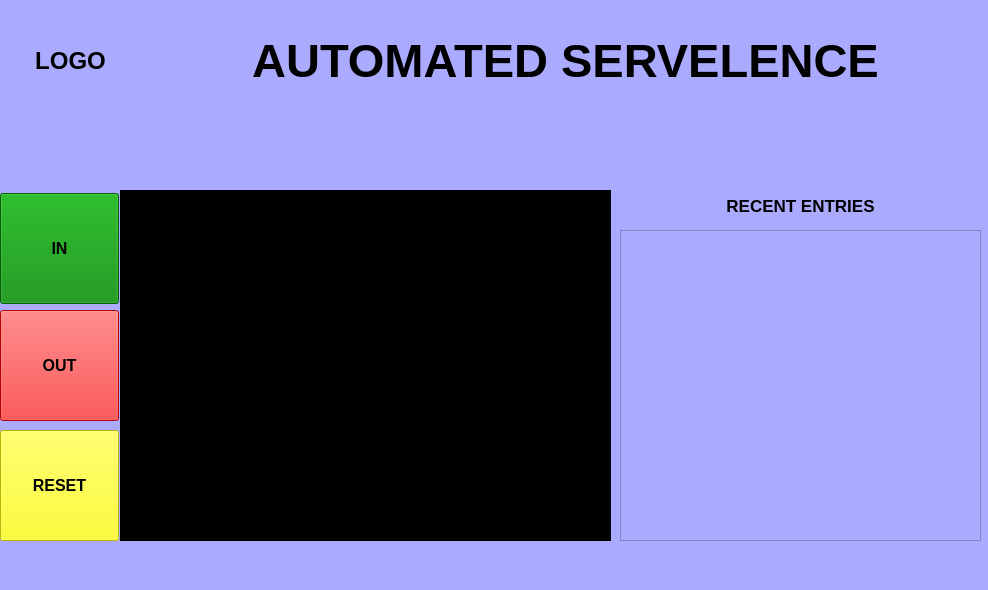
First picture: the form in idea.ui, repository DebasishDalei/Access, before the edit.
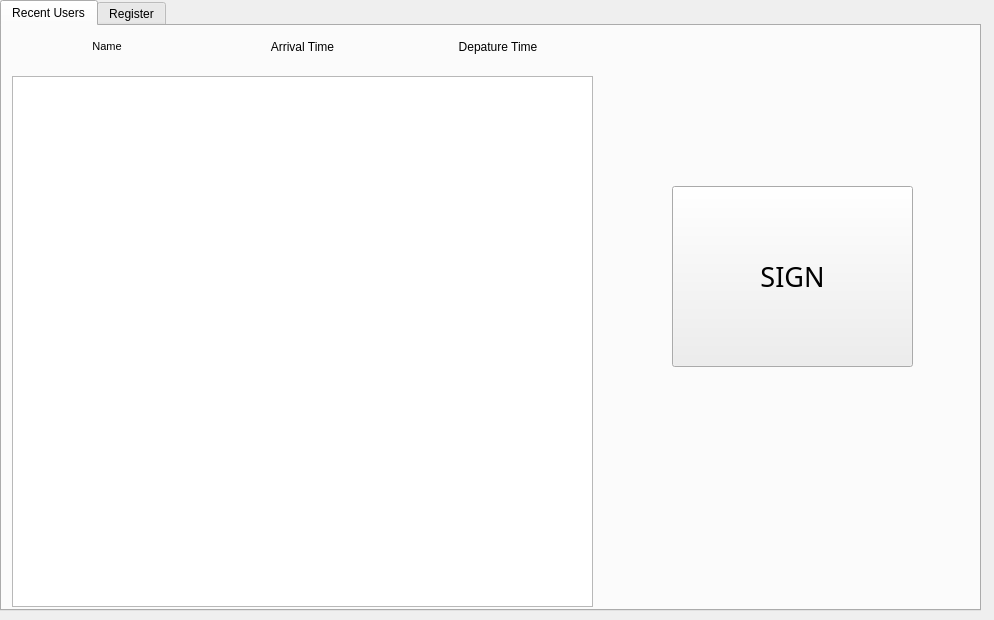
Second picture: the form after the edit.

The edit to the form file:
```diff
--- a/idea.ui
+++ b/idea.ui
@@ -6,8 +6,8 @@
    <rect>
     <x>0</x>
     <y>0</y>
-    <width>988</width>
-    <height>590</height>
+    <width>994</width>
+    <height>620</height>
    </rect>
   </property>
   <property name="cursor">
@@ -16,198 +16,197 @@
   <property name="windowTitle">
    <string>MainWindow</string>
   </property>
-  <property name="autoFillBackground">
-   <bool>false</bool>
-  </property>
-  <property name="styleSheet">
-   <string notr="true">background-color:rgb(170, 170, 255)</string>
-  </property>
   <widget class="QWidget" name="centralwidget">
+   <widget class="QTabWidget" name="tabs">
+    <property name="geometry">
+     <rect>
+      <x>0</x>
+      <y>0</y>
+      <width>981</width>
+      <height>611</height>
+     </rect>
+    </property>
+    <property name="toolTip">
+     <string>&lt;html&gt;&lt;head/&gt;&lt;body&gt;&lt;p&gt;&lt;br/&gt;&lt;/p&gt;&lt;/body&gt;&lt;/html&gt;</string>
+    </property>
+    <property name="currentIndex">
+     <number>0</number>
+    </property>
+    <widget class="QWidget" name="recent">
+     <attribute name="title">
+      <string>Recent Users</string>
+     </attribute>
+     <widget class="QWidget" name="horizontalLayoutWidget">
+      <property name="geometry">
+       <rect>
+        <x>10</x>
+        <y>0</y>
+        <width>581</width>
+        <height>41</height>
+       </rect>
+      </property>
+      <layout class="QHBoxLayout" name="horizontalLayout">
+       <item>
+        <widget class="QLabel" name="label_3">
+         <property name="font">
+          <font>
+           <pointsize>8</pointsize>
+           <weight>50</weight>
+           <bold>false</bold>
+          </font>
+         </property>
+         <property name="frameShadow">
+          <enum>QFrame::Plain</enum>
+         </property>
+         <property name="text">
+          <string>Name</string>
+         </property>
+         <property name="alignment">
+          <set>Qt::AlignCenter</set>
+         </property>
+        </widget>
+       </item>
+       <item>
+        <widget class="QLabel" name="label_2">
+         <property name="text">
+          <string>Arrival Time</string>
+         </property>
+         <property name="alignment">
+          <set>Qt::AlignCenter</set>
+         </property>
+        </widget>
+       </item>
+       <item>
    <widget class="QLabel" name="label">
+         <property name="text">
+          <string>Depature Time</string>
+         </property>
+         <property name="alignment">
+          <set>Qt::AlignCenter</set>
+         </property>
+        </widget>
+       </item>
+      </layout>
+     </widget>
+     <widget class="QPushButton" name="sign_button">
+      <property name="geometry">
+       <rect>
+        <x>670</x>
+        <y>160</y>
+        <width>241</width>
+        <height>181</height>
+       </rect>
+      </property>
+      <property name="font">
+       <font>
+        <family>Bahnschrift Light</family>
+        <pointsize>20</pointsize>
+       </font>
+      </property>
+      <property name="autoFillBackground">
+       <bool>false</bool>
+      </property>
+      <property name="styleSheet">
+       <string notr="true">background-color:rgb(238, 238, 238)</string>
+      </property>
+      <property name="text">
+       <string>SIGN</string>
+      </property>
+      <property name="checkable">
+       <bool>false</bool>
+      </property>
+     </widget>
+     <widget class="QListWidget" name="recent_list">
     <property name="geometry">
      <rect>
       <x>10</x>
-      <y>10</y>
+        <y>50</y>
+        <width>581</width>
+        <height>531</height>
+       </rect>
+      </property>
+     </widget>
+    </widget>
+    <widget class="QWidget" name="reg">
+     <attribute name="title">
+      <string>Register</string>
+     </attribute>
+     <widget class="QPushButton" name="save_button">
+      <property name="geometry">
+       <rect>
+        <x>420</x>
+        <y>330</y>
       <width>121</width>
-      <height>101</height>
-     </rect>
-    </property>
-    <property name="font">
-     <font>
-      <pointsize>18</pointsize>
-      <weight>75</weight>
-      <bold>true</bold>
-     </font>
-    </property>
+        <height>31</height>
+       </rect>
+      </property>
     <property name="text">
-     <string>LOGO</string>
-    </property>
-    <property name="alignment">
-     <set>Qt::AlignCenter</set>
-    </property>
-   </widget>
-   <widget class="QLabel" name="label_2">
+       <string>Save</string>
+      </property>
+     </widget>
+     <widget class="QPushButton" name="generate_button">
     <property name="geometry">
      <rect>
-      <x>160</x>
-      <y>10</y>
-      <width>811</width>
-      <height>101</height>
-     </rect>
-    </property>
-    <property name="font">
-     <font>
-      <pointsize>35</pointsize>
-      <weight>75</weight>
-      <bold>true</bold>
-     </font>
-    </property>
+        <x>360</x>
+        <y>250</y>
+        <width>251</width>
+        <height>31</height>
+       </rect>
+      </property>
     <property name="text">
-     <string>AUTOMATED SERVELENCE</string>
-    </property>
-    <property name="alignment">
-     <set>Qt::AlignCenter</set>
-    </property>
-   </widget>
-   <widget class="QLabel" name="display">
-    <property name="geometry">
-     <rect>
-      <x>120</x>
-      <y>190</y>
-      <width>491</width>
-      <height>351</height>
-     </rect>
-    </property>
-    <property name="styleSheet">
-     <string notr="true">background-color:rgb(0, 0, 0)</string>
-    </property>
-    <property name="text">
-     <string/>
-    </property>
-   </widget>
-   <widget class="QListView" name="recent">
-    <property name="geometry">
-     <rect>
-      <x>620</x>
-      <y>230</y>
-      <width>361</width>
-      <height>311</height>
-     </rect>
+       <string>Generate QR</string>
     </property>
    </widget>
    <widget class="QLabel" name="label_4">
     <property name="geometry">
      <rect>
-      <x>620</x>
-      <y>190</y>
-      <width>361</width>
-      <height>31</height>
+        <x>280</x>
+        <y>80</y>
+        <width>389</width>
+        <height>108</height>
      </rect>
     </property>
     <property name="font">
      <font>
+        <family>Calibri</family>
       <pointsize>13</pointsize>
-      <weight>75</weight>
-      <bold>true</bold>
+        <weight>50</weight>
+        <bold>false</bold>
      </font>
     </property>
     <property name="text">
-     <string>RECENT ENTRIES</string>
+       <string>Employee ID</string>
     </property>
     <property name="alignment">
      <set>Qt::AlignCenter</set>
     </property>
    </widget>
-   <widget class="QPushButton" name="get_in">
+     <widget class="QLineEdit" name="eid_textbox">
     <property name="geometry">
      <rect>
-      <x>0</x>
-      <y>193</y>
-      <width>119</width>
-      <height>111</height>
-     </rect>
-    </property>
-    <property name="font">
-     <font>
-      <pointsize>12</pointsize>
-      <weight>75</weight>
-      <bold>true</bold>
-     </font>
-    </property>
-    <property name="cursor">
-     <cursorShape>PointingHandCursor</cursorShape>
-    </property>
-    <property name="styleSheet">
-     <string notr="true">background-color:rgb(0, 136, 0)</string>
-    </property>
-    <property name="text">
-     <string>IN</string>
-    </property>
-   </widget>
-   <widget class="QPushButton" name="get_out">
+        <x>290</x>
+        <y>200</y>
+        <width>389</width>
+        <height>24</height>
+       </rect>
+      </property>
+     </widget>
+     <widget class="QLabel" name="label_5">
     <property name="geometry">
      <rect>
-      <x>0</x>
-      <y>310</y>
-      <width>119</width>
-      <height>111</height>
-     </rect>
-    </property>
-    <property name="font">
-     <font>
-      <pointsize>12</pointsize>
-      <weight>75</weight>
-      <bold>true</bold>
-     </font>
-    </property>
-    <property name="cursor">
-     <cursorShape>PointingHandCursor</cursorShape>
-    </property>
-    <property name="styleSheet">
-     <string notr="true">background-color:rgb(255, 0, 0)</string>
-    </property>
+        <x>340</x>
+        <y>300</y>
+        <width>281</width>
+        <height>20</height>
+       </rect>
+      </property>
     <property name="text">
-     <string>OUT</string>
-    </property>
-   </widget>
-   <widget class="QPushButton" name="reset">
-    <property name="geometry">
-     <rect>
-      <x>0</x>
-      <y>430</y>
-      <width>119</width>
-      <height>111</height>
-     </rect>
-    </property>
-    <property name="font">
-     <font>
-      <pointsize>12</pointsize>
-      <weight>75</weight>
-      <bold>true</bold>
-     </font>
-    </property>
-    <property name="cursor">
-     <cursorShape>PointingHandCursor</cursorShape>
-    </property>
-    <property name="styleSheet">
-     <string notr="true">background-color:rgb(255, 255, 0)</string>
-    </property>
-    <property name="text">
-     <string>RESET</string>
-    </property>
-   </widget>
-  </widget>
-  <widget class="QMenuBar" name="menubar">
-   <property name="geometry">
-    <rect>
-     <x>0</x>
-     <y>0</y>
-     <width>988</width>
-     <height>26</height>
-    </rect>
-   </property>
+       <string/>
+      </property>
+     </widget>
+    </widget>
+   </widget>
   </widget>
-  <widget class="QStatusBar" name="statusbar"/>
  </widget>
  <resources/>
  <connections/>
```
Left out of the diff: 3 changed lines with no effect on the pictures. Lines whose indentation alone changed are shown as unchanged.
